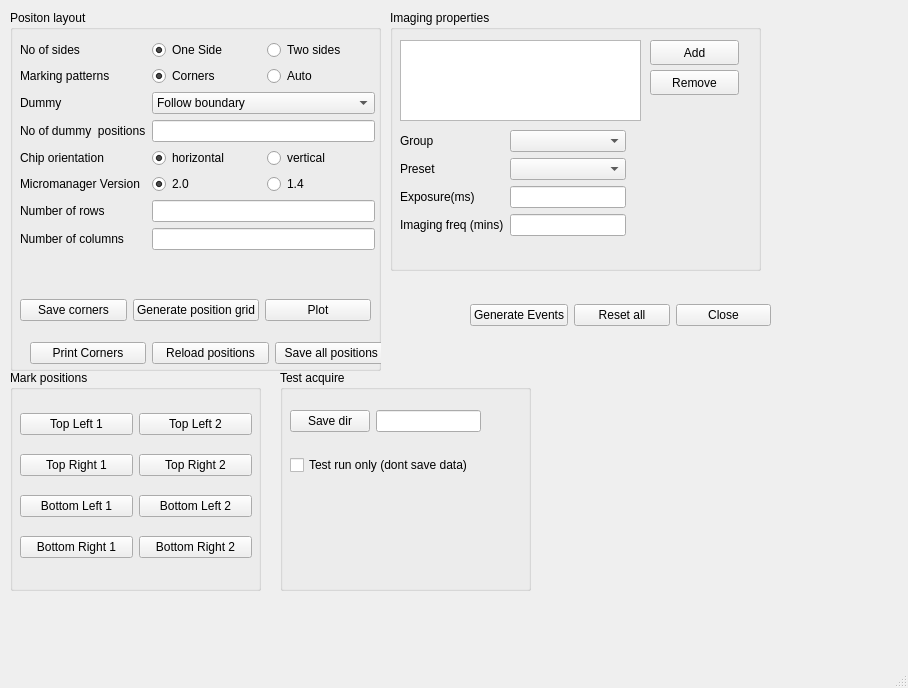
This is rtclient/ui/qt_ui_files/positions.ui in karempudi/rtclient as Qt 5 draws it before an edit. The edited form follows.
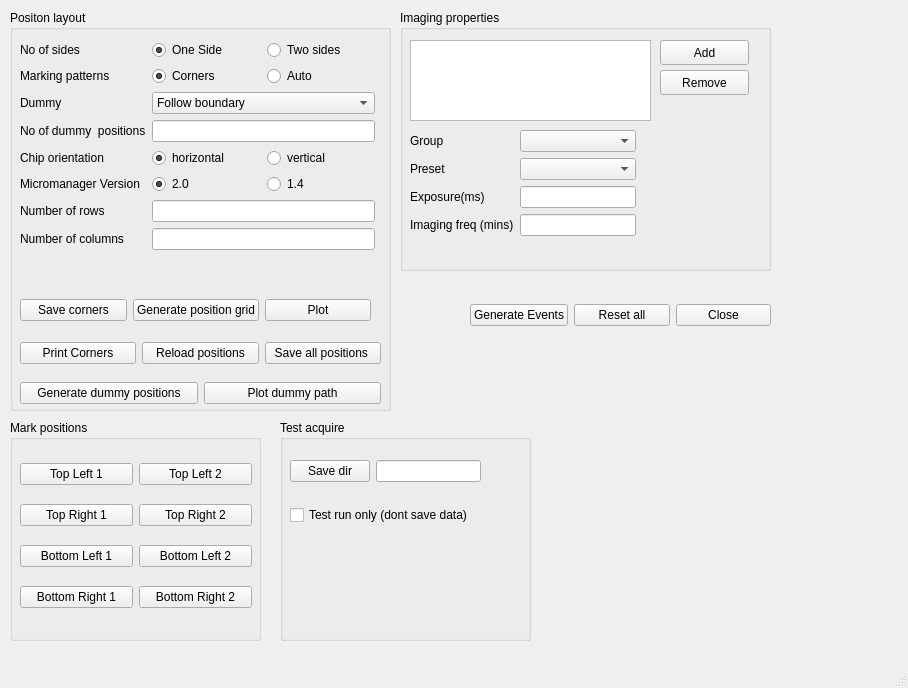
This is the edited form.

What changed in the file:
```diff
--- a/rtclient/ui/qt_ui_files/positions.ui
+++ b/rtclient/ui/qt_ui_files/positions.ui
@@ -19,8 +19,8 @@
      <rect>
       <x>10</x>
       <y>10</y>
-      <width>371</width>
-      <height>361</height>
+      <width>381</width>
+      <height>401</height>
      </rect>
     </property>
     <property name="title">
@@ -267,7 +267,7 @@
     <widget class="QWidget" name="horizontalLayoutWidget_4">
      <property name="geometry">
       <rect>
-       <x>20</x>
+       <x>10</x>
        <y>330</y>
        <width>361</width>
        <height>27</height>
@@ -297,11 +297,37 @@
       </item>
      </layout>
     </widget>
+    <widget class="QWidget" name="horizontalLayoutWidget_5">
+     <property name="geometry">
+      <rect>
+       <x>10</x>
+       <y>370</y>
+       <width>361</width>
+       <height>27</height>
+      </rect>
+     </property>
+     <layout class="QHBoxLayout" name="horizontalLayout_5">
+      <item>
+       <widget class="QPushButton" name="generate_dummy_button">
+        <property name="text">
+         <string>Generate dummy positions</string>
+        </property>
+       </widget>
+      </item>
+      <item>
+       <widget class="QPushButton" name="plot_dummy_button">
+        <property name="text">
+         <string>Plot dummy path</string>
+        </property>
+       </widget>
+      </item>
+     </layout>
+    </widget>
    </widget>
    <widget class="QGroupBox" name="rules_group">
     <property name="geometry">
      <rect>
-      <x>390</x>
+      <x>400</x>
       <y>10</y>
       <width>371</width>
       <height>261</height>
@@ -403,7 +429,7 @@
     <property name="geometry">
      <rect>
       <x>280</x>
-      <y>370</y>
+      <y>420</y>
       <width>251</width>
       <height>221</height>
      </rect>
@@ -457,7 +483,7 @@
     <property name="geometry">
      <rect>
       <x>10</x>
-      <y>370</y>
+      <y>420</y>
       <width>251</width>
       <height>221</height>
      </rect>
@@ -591,7 +617,7 @@
     <property name="geometry">
      <rect>
       <x>540</x>
-      <y>360</y>
+      <y>370</y>
       <width>351</width>
       <height>271</height>
      </rect>
```
